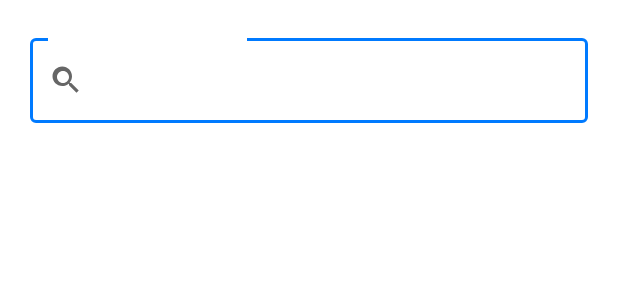
After one commit to RaihanMahesaPutra/AsistenGuru, an Android app: the layout dialog_search.xml on its own in the app's theme, with its tools: preview values and no code run, on a phone screen of 412 x 824 dp. The commit adds this screen. Shown: the top 300 px of the screen. Run offline under Robolectric (Android 15) with nearby library versions, the phone set to English and light mode, and no system bars.

Commit message:
Memperbagus Tampilan

```diff
--- a/app/src/main/java/com/example/asistenguru/ui/HomeFragment.kt
+++ b/app/src/main/java/com/example/asistenguru/ui/HomeFragment.kt
@@ -82,13 +82,16 @@ class HomeFragment : Fragment(R.layout.fragment_home), CategoryAdapter.OnCategor
     }
 
     private fun setupWebAiCategories(recyclerView: RecyclerView) {
+        // Mengambil daftar kategori web dari DataSource
         recyclerView.adapter = CategoryAdapter(DataSource.getWebCategories(), this)
     }
 
+    // Fungsi ini akan terpanggil saat salah satu kartu kategori diklik
     override fun onCategoryClick(category: CategoryItem) {
+        // Membuka halaman detail yang berisi daftar item
         val intent = Intent(requireContext(), DetailCategoryActivity::class.java).apply {
             putExtra("CATEGORY_TITLE", category.title)
-            putExtra("CATEGORY_TYPE", category.type)
+            putExtra("CATEGORY_TYPE", category.type) // Penting untuk membedakan web/prompt
         }
         startActivity(intent)
     }
--- /dev/null
+++ b/app/src/main/res/color/text_input_box_stroke.xml
@@ -0,0 +1,6 @@
+<?xml version="1.0" encoding="utf-8"?>
+<selector xmlns:android="http://schemas.android.com/apk/res/android">
+    <item android:color="@color/accent_blue" android:state_focused="true"/>
+
+    <item android:color="@color/stroke_light"/>
+</selector>
--- /dev/null
+++ b/app/src/main/res/layout/dialog_search.xml
@@ -0,0 +1,28 @@
+<?xml version="1.0" encoding="utf-8"?>
+<LinearLayout xmlns:android="http://schemas.android.com/apk/res/android"
+    xmlns:app="http://schemas.android.com/apk/res-auto"
+    android:layout_width="match_parent"
+    android:layout_height="wrap_content"
+    android:orientation="vertical"
+    android:paddingHorizontal="20dp"
+    android:paddingTop="20dp">
+
+    <com.google.android.material.textfield.TextInputLayout
+        style="@style/Widget.MaterialComponents.TextInputLayout.OutlinedBox"
+        android:layout_width="match_parent"
+        android:layout_height="wrap_content"
+        app:startIconDrawable="@drawable/ic_search"
+        app:boxStrokeColor="@color/text_input_box_stroke"
+        app:endIconMode="clear_text">
+
+        <com.google.android.material.textfield.TextInputEditText
+            android:id="@+id/etSearchQuery"
+            android:layout_width="match_parent"
+            android:layout_height="wrap_content"
+            android:hint="Ketik nama kategori..."
+            android:inputType="text"
+            android:maxLines="1" />
+
+    </com.google.android.material.textfield.TextInputLayout>
+
+</LinearLayout>
--- a/app/src/main/res/values/themes.xml
+++ b/app/src/main/res/values/themes.xml
@@ -11,4 +11,8 @@
         <item name="android:windowLightStatusBar" tools:targetApi="m">true</item>
         <item name="android:windowLightNavigationBar" tools:targetApi="o">true</item>
     </style>
+    <style name="App.AlertDialogTheme" parent="ThemeOverlay.MaterialComponents.Dialog.Alert">
+        <item name="colorPrimary">@color/accent_blue</item>
+        <item name="colorOnSurface">@color/text_primary</item>
+    </style>
 </resources>
```
Also changed, not shown: app/src/main/java/com/example/asistenguru/CategoryListActivity.kt (+68 -23 lines), app/src/main/java/com/example/asistenguru/DetailCategoryActivity.kt (+8 -2 lines), app/src/main/java/com/example/asistenguru/adapter/CategoryDetailAdapter.kt (+8 -1 lines), app/src/main/java/com/example/asistenguru/data/DataSource.kt (+12 -4 lines), app/src/main/res/drawable/logo_googlesheets.jpg (added).
